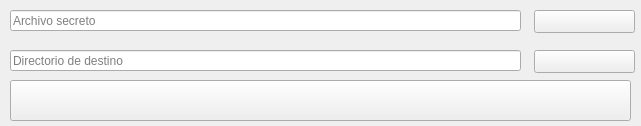
Eptor/Hides, file Designer_Files/decrypt_menu.ui: the form before one commit.
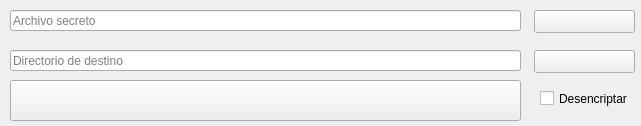
The form after the commit. Icons and pictures are not drawn.

```diff
--- a/Designer_Files/decrypt_menu.ui
+++ b/Designer_Files/decrypt_menu.ui
@@ -85,7 +85,7 @@
      <rect>
       <x>10</x>
       <y>80</y>
-      <width>621</width>
+      <width>511</width>
       <height>41</height>
      </rect>
     </property>
@@ -97,6 +97,19 @@
       <normaloff>../Icons/terminal.png</normaloff>../Icons/terminal.png</iconset>
     </property>
    </widget>
+   <widget class="QCheckBox" name="decrypt">
+    <property name="geometry">
+     <rect>
+      <x>540</x>
+      <y>90</y>
+      <width>91</width>
+      <height>17</height>
+     </rect>
+    </property>
+    <property name="text">
+     <string>Desencriptar</string>
+    </property>
+   </widget>
   </widget>
  </widget>
  <resources/>
```
Left out of the diff: 4 changed lines with no effect on the pictures.
